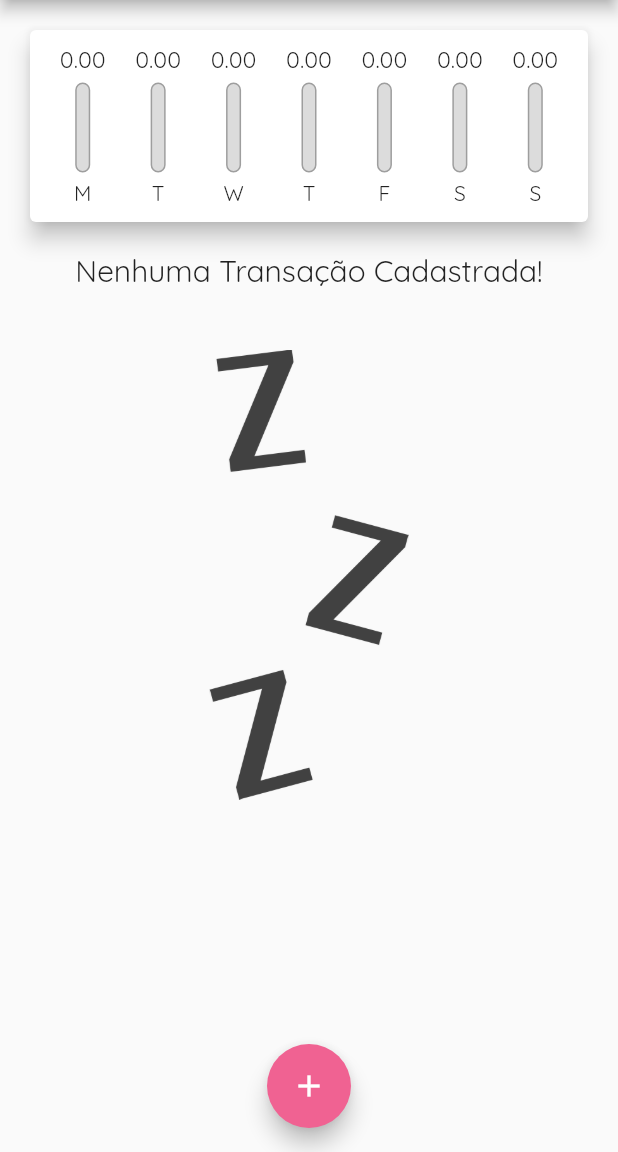
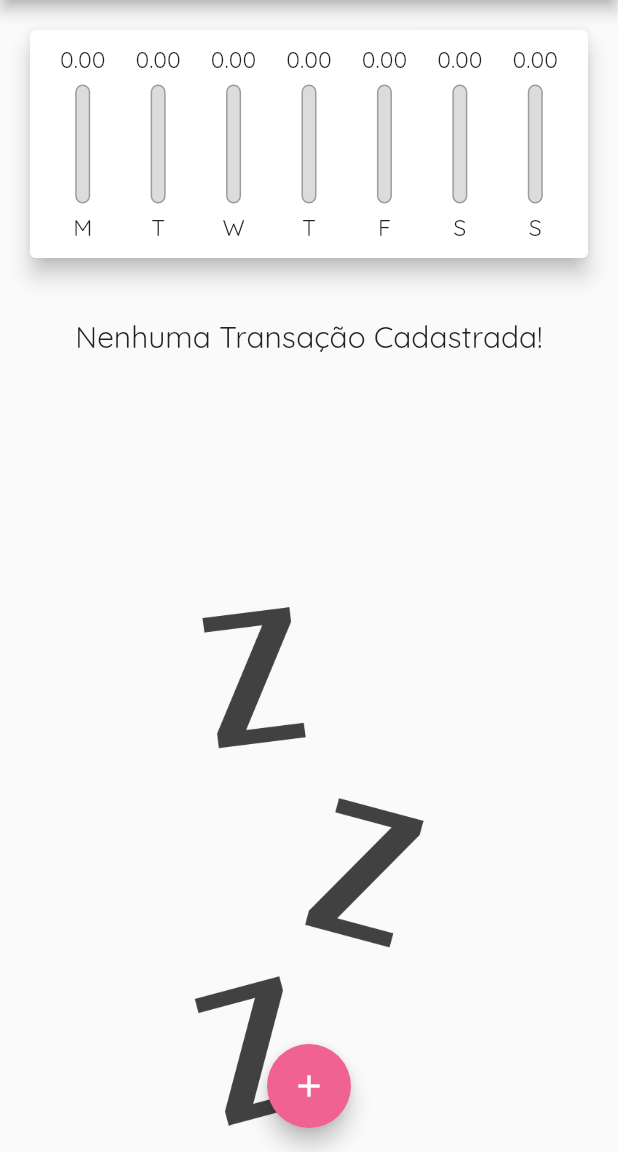
Before and after one commit to luisamaoli/personal_expenses, a Flutter app: the screen it shows after launch, on a phone screen of 412 x 824 dp, the part 84-1236 px from its top. Run offline on Flutter 3.47's test engine with Material 2 defaults, Android fonts, the phone set to English and light mode, and no system bars.

Commit message:
adjusting the app to be adaptive and responsive

```diff
--- a/lib/components/chart_bar.dart
+++ b/lib/components/chart_bar.dart
@@ -1,4 +1,5 @@
 import 'package:flutter/material.dart';
+import 'package:flutter/rendering.dart';
 
 class ChartBar extends StatelessWidget {
   final String label;
@@ -13,21 +14,23 @@ class ChartBar extends StatelessWidget {
   });
   @override
   Widget build(BuildContext context) {
+    return LayoutBuilder(
+      builder: (ctx, constraints) {
         return Column(
           children: <Widget>[
             // ignore: sized_box_for_whitespace
             Container(
-          height: 20,
+              height: constraints.maxHeight * 0.15,
               child: FittedBox(
                 // ignore: unnecessary_string_interpolations
                 child: Text('${value.toStringAsFixed(2)}'),
               ),
             ),
             // ignore: prefer_const_constructors
-        SizedBox(height: 5),
+            SizedBox(height: constraints.maxHeight * 0.05),
             // ignore: sized_box_for_whitespace
             Container(
-          height: 60,
+              height: constraints.maxHeight * 0.6,
               width: 10,
               child: Stack(
                 alignment: Alignment.bottomCenter,
@@ -56,9 +59,17 @@ class ChartBar extends StatelessWidget {
               ),
             ),
             // ignore: prefer_const_constructors
-        SizedBox(height: 5),
-        Text(label),
+            SizedBox(height: constraints.maxHeight * 0.05),
+            // ignore: sized_box_for_whitespace
+            Container(
+              height: constraints.maxHeight * 0.15,
+              child: FittedBox(
+                child: Text(label),
+              ),
+            ),
           ],
+        );
+      },
     );
   }
 }
--- a/lib/components/transaction_form.dart
+++ b/lib/components/transaction_form.dart
@@ -83,9 +83,9 @@ class _TransactionFormState extends State<TransactionForm> {
               child: Row(
                 mainAxisAlignment: MainAxisAlignment.spaceBetween,
                 children: <Widget>[
-                  // ignore: prefer_const_constructors
-                  // ignore: unnecessary_null_comparison
+                  // ignore: unnecessary_null_comparison, prefer_const_constructors
                   Text(
+                    // ignore: unnecessary_null_comparison
                     _selectedDate == null
                         ? 'Nenhuma data selecionada!'
                         : 'Data Selecionada: ${DateFormat('dd/MM/y').format(_selectedDate)}',
--- a/lib/components/transaction_list.dart
+++ b/lib/components/transaction_list.dart
@@ -11,26 +11,34 @@ class TransactionList extends StatelessWidget {
   @override
   Widget build(BuildContext context) {
     // ignore: sized_box_for_whitespace
-    return Container(
-      height: 510,
-      child: transactions.isEmpty
-          ? Column(
+    return transactions.isEmpty
+        ? LayoutBuilder(
+            builder: (ctx, constraints) {
+              return Column(
                 children: <Widget>[
-                Text(
+                  // ignore: prefer_const_constructors
+                  SizedBox(height: 20),
+                  // ignore: sized_box_for_whitespace
+                  Container(
+                    height: constraints.maxHeight * 0.30,
+                    child: Text(
                       'Nenhuma Transação Cadastrada!',
                       style: Theme.of(context).textTheme.headline6,
                     ),
+                  ),
                   // ignore: prefer_const_constructors
-                SizedBox(height: 40),
+                  SizedBox(height: 20),
                   // ignore: sized_box_for_whitespace
                   Container(
-                  height: 300,
+                    height: constraints.maxHeight * 0.6,
                     child: Image.asset(
                       'lib/assets/images/waiting.png',
                       fit: BoxFit.cover,
                     ),
                   ),
                 ],
+              );
+            },
           )
         : ListView.builder(
             itemCount: transactions.length,
@@ -60,7 +68,15 @@ class TransactionList extends StatelessWidget {
                   subtitle: Text(
                     DateFormat('d MMM y').format(tr.date),
                   ),
-                    trailing: IconButton(
+                  trailing: MediaQuery.of(context).size.width > 300
+                      ? ElevatedButton.icon(
+                          onPressed: () => onRemove(tr.id),
+                          // ignore: prefer_const_constructors
+                          icon: Icon(Icons.delete),
+                          // ignore: prefer_const_constructors
+                          label: Text('Excluir'),
+                        )
+                      : IconButton(
                           // ignore: prefer_const_constructors
                           icon: Icon(Icons.delete),
                           color: Theme.of(context).errorColor,
@@ -69,7 +85,6 @@ class TransactionList extends StatelessWidget {
                 ),
               );
             },
-            ),
           );
   }
 }
--- a/lib/main.dart
+++ b/lib/main.dart
@@ -1,9 +1,11 @@
+import 'dart:math';
+import 'dart:io';
 import 'package:expenses/components/chart.dart';
 import 'package:expenses/components/transaction_form.dart';
+import 'package:flutter/cupertino.dart';
 import 'package:flutter/material.dart';
 import './components/transaction_form.dart';
 import './components/transaction_list.dart';
-import 'dart:math';
 import 'models/transaction.dart';
 
 main() => runApp(ExpensesApp());
@@ -42,6 +44,7 @@ class MyHomePage extends StatefulWidget {
 
 class _MyHomePageState extends State<MyHomePage> {
   final List<Transaction> _transactions = [];
+  bool _showChart = false;
 
   List<Transaction> get _recentTransactions {
     return _transactions.where((tr) {
@@ -82,39 +85,111 @@ class _MyHomePageState extends State<MyHomePage> {
         });
   }
 
+  Widget _getIconButton(IconData icon, Function() fn) {
+    return Platform.isIOS
+        ? GestureDetector(onTap: fn, child: Icon(icon))
+        : IconButton(icon: Icon(icon), onPressed: fn);
+  }
+
   @override
   Widget build(BuildContext context) {
-    // ignore: prefer_const_constructors
-    return Scaffold(
-      appBar: AppBar(
-        // ignore: prefer_const_constructors
-        title: Text('Despesas Pessoais'),
-        actions: <Widget>[
-          IconButton(
-            onPressed: () => _openTransactionFormModal(context),
-            // ignore: prefer_const_constructors
-            icon: Icon(Icons.add),
-          )
-        ],
+    bool isLandscape =
+        MediaQuery.of(context).orientation == Orientation.landscape;
+
+    final iconList = Platform.isIOS ? CupertinoIcons.refresh : Icons.list;
+    final chastList =
+        Platform.isIOS ? CupertinoIcons.refresh : Icons.show_chart;
+
+    final actions = <Widget>[
+      if (isLandscape)
+        _getIconButton(
+          _showChart ? iconList : chastList,
+          () {
+            setState(() {
+              _showChart = !_showChart;
+            });
+          },
+        ),
+      _getIconButton(
+        Platform.isIOS ? CupertinoIcons.add : Icons.add,
+        () => _openTransactionFormModal(context),
       ),
+    ];
+
+    final appBar = AppBar(
       // ignore: prefer_const_constructors
-      body: SingleChildScrollView(
+      title: Text('Despesas Pessoais'),
+      actions: actions,
+    );
+    final availableHeight = MediaQuery.of(context).size.height -
+        appBar.preferredSize.height -
+        MediaQuery.of(context).padding.top;
+
+    final bodyPage = SafeArea(
+      child: SingleChildScrollView(
         child: Column(
           crossAxisAlignment: CrossAxisAlignment.stretch,
           // ignore: prefer_const_literals_to_create_immutables
           children: <Widget>[
-            // ignore: avoid_unnecessary_containers, prefer_const_constructors, sized_box_for_whitespace
-            Chart(_recentTransactions),
-            TransactionList(_transactions, _removeTransaction),
+            // if (isLandscape)
+            //   Row(
+            //     mainAxisAlignment: MainAxisAlignment.center,
+            //     children: <Widget>[
+            //       // ignore: prefer_const_constructors
+            //       Text('Exibir Gráfico'),
+            //       Switch.adaptive(
+            //         // ignore: deprecated_member_use
+            //         activeColor: Theme.of(context).accentColor,
+            //         value: _showChart,
+            //         onChanged: (value) {
+            //           setState(() {
+            //             _showChart = value;
+            //           });
+            //         },
+            //       ),
+            //     ],
+            //   ),
+            if (_showChart || !isLandscape)
+              // ignore: avoid_unnecessary_containers, prefer_const_constructors, sized_box_for_whitespace
+              Container(
+                height: availableHeight * (isLandscape ? 0.7 : 0.25),
+                child: Chart(_recentTransactions),
+              ),
+            if (!_showChart || !isLandscape)
+              // ignore: sized_box_for_whitespace
+              Container(
+                height: availableHeight * (isLandscape ? 1 : 0.75),
+                child: TransactionList(_transactions, _removeTransaction),
+              ),
           ],
         ),
       ),
-      floatingActionButton: FloatingActionButton(
-        // ignore: prefer_const_constructors
-        child: Icon(Icons.add),
-        onPressed: () => _openTransactionFormModal(context),
-      ),
-      floatingActionButtonLocation: FloatingActionButtonLocation.centerFloat,
     );
+    // ignore: prefer_const_constructors
+    return Platform.isIOS
+        ? CupertinoPageScaffold(
+            navigationBar: CupertinoNavigationBar(
+              // ignore: prefer_const_constructors
+              middle: Text('Despesas Pessoais'),
+              trailing: Row(
+                mainAxisSize: MainAxisSize.min,
+                children: actions,
+              ),
+            ),
+            child: bodyPage,
+          )
+        : Scaffold(
+            appBar: appBar,
+            body: bodyPage,
+            floatingActionButton: Platform.isIOS
+                ? Container()
+                : FloatingActionButton(
+                    // ignore: prefer_const_constructors
+                    child: Icon(Icons.add),
+                    onPressed: () => _openTransactionFormModal(context),
+                  ),
+            floatingActionButtonLocation:
+                FloatingActionButtonLocation.centerFloat,
+          );
   }
 }
```
Lines whose indentation alone changed are shown as unchanged.
